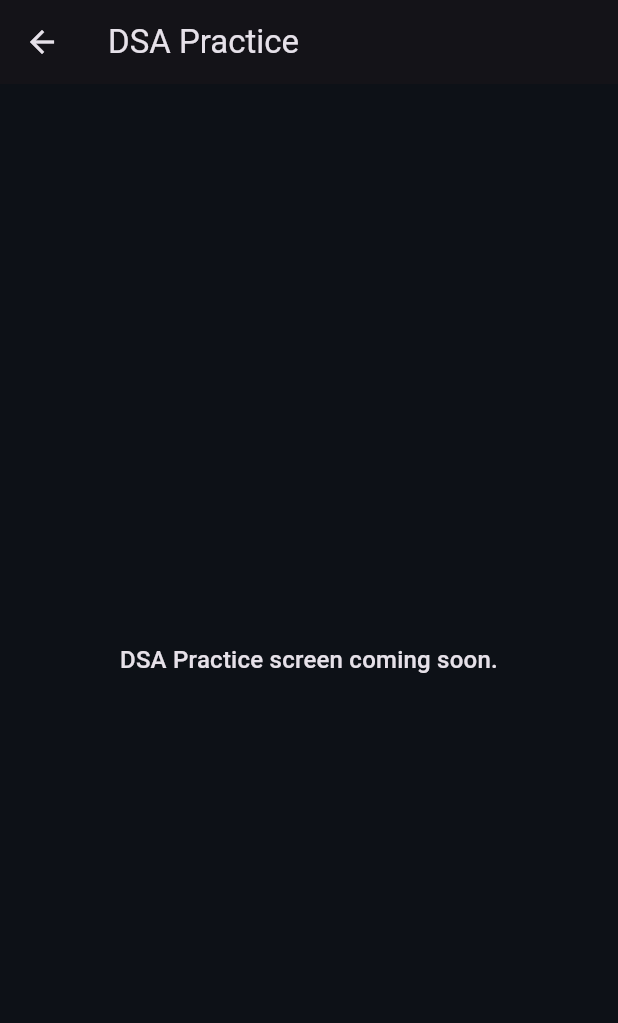
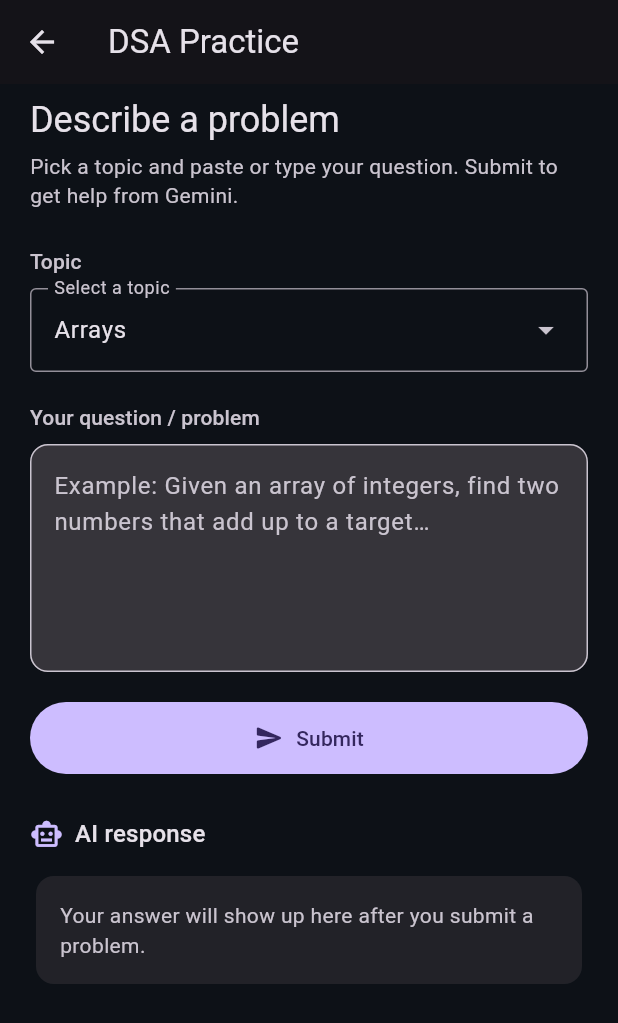
Before and after one commit to sachin-kumar-flutter/ai-interview-prep-app, a Flutter app: the screen it shows after launch, after a tap on "DSA Practice", on a phone screen of 412 x 824 dp. Shown: the top 1023 px of the screen. Run offline on Flutter 3.47's test engine with Material 3 defaults, Android fonts, the phone set to English and light mode, and no system bars.

Commit message:
Added Gemini AI integration

```diff
--- /dev/null
+++ b/lib/models/dsa_topic.dart
@@ -0,0 +1,13 @@
+/// Topics available for DSA practice (shown in the topic picker).
+enum DsaTopic {
+  arrays('Arrays'),
+  strings('Strings'),
+  trees('Trees'),
+  graphs('Graphs'),
+  dynamicProgramming('Dynamic Programming');
+
+  const DsaTopic(this.label);
+
+  /// Human-readable name for UI and mock responses.
+  final String label;
+}
--- /dev/null
+++ b/lib/screens/dsa_practice/dsa_practice_screen.dart
@@ -0,0 +1,167 @@
+import 'package:flutter/material.dart';
+
+import '../../models/dsa_topic.dart';
+import '../../services/ai_service.dart';
+import '../../widgets/ai_response_panel.dart';
+import '../../widgets/dsa_topic_dropdown.dart';
+
+/// DSA practice: pick a topic, describe a problem, get a Gemini reply.
+class DSAPracticeScreen extends StatefulWidget {
+  const DSAPracticeScreen({super.key});
+
+  @override
+  State<DSAPracticeScreen> createState() => _DSAPracticeScreenState();
+}
+
+class _DSAPracticeScreenState extends State<DSAPracticeScreen> {
+  final TextEditingController _questionController = TextEditingController();
+  final AiService _aiService = AiService();
+
+  DsaTopic _topic = DsaTopic.arrays;
+  bool _isLoading = false;
+  String _responseText = '';
+
+  @override
+  void dispose() {
+    _questionController.dispose();
+    super.dispose();
+  }
+
+  Future<void> _submit() async {
+    // Block extra taps while a request is already in flight.
+    if (_isLoading) return;
+
+    // 1. Read the user's question from the text field.
+    final String question = _questionController.text.trim();
+    if (question.isEmpty) {
+      ScaffoldMessenger.of(context).showSnackBar(
+        const SnackBar(content: Text('Please enter your question or problem.')),
+      );
+      return;
+    }
+
+    FocusScope.of(context).unfocus();
+
+    // 2. Show loading spinner and clear any old answer.
+    setState(() {
+      _isLoading = true;
+      _responseText = '';
+    });
+
+    // Build a prompt that tells Gemini the DSA topic and the problem.
+    final String prompt =
+        'DSA topic: ${_topic.label}\n\n'
+        'Problem:\n$question\n\n'
+        'Explain the approach, edge cases, time and space complexity, '
+        'and a clear solution outline.';
+
+    try {
+      // 3. Call Gemini and wait for the answer.
+      final String answer = await _aiService.getAIResponse(prompt);
+
+      if (!mounted) return;
+
+      // 4. Hide spinner and show the AI text below.
+      setState(() {
+        _isLoading = false;
+        _responseText = answer;
+      });
+    } catch (error) {
+      if (!mounted) return;
+
+      setState(() {
+        _isLoading = false;
+      });
+
+      ScaffoldMessenger.of(context).showSnackBar(
+        SnackBar(content: Text(error.toString())),
+      );
+    }
+  }
+
+  @override
+  Widget build(BuildContext context) {
+    final scheme = Theme.of(context).colorScheme;
+
+    return Scaffold(
+      appBar: AppBar(
+        title: const Text('DSA Practice'),
+      ),
+      body: SafeArea(
+        child: SingleChildScrollView(
+          padding: const EdgeInsets.fromLTRB(20, 8, 20, 24),
+          child: Column(
+            crossAxisAlignment: CrossAxisAlignment.stretch,
+            children: [
+              Text(
+                'Describe a problem',
+                style: Theme.of(context).textTheme.headlineSmall,
+              ),
+              const SizedBox(height: 6),
+              Text(
+                'Pick a topic and paste or type your question. Submit to get '
+                'help from Gemini.',
+                style: Theme.of(context).textTheme.bodyMedium?.copyWith(
+                      color: scheme.onSurfaceVariant,
+                      height: 1.35,
+                    ),
+              ),
+              const SizedBox(height: 24),
+              DsaTopicDropdown(
+                selectedTopic: _topic,
+                onTopicChanged: (t) => setState(() => _topic = t),
+              ),
+              const SizedBox(height: 20),
+              Text(
+                'Your question / problem',
+                style: Theme.of(context).textTheme.titleSmall?.copyWith(
+                      color: scheme.onSurfaceVariant,
+                    ),
+              ),
+              const SizedBox(height: 8),
+              TextField(
+                controller: _questionController,
+                minLines: 5,
+                maxLines: 10,
+                textInputAction: TextInputAction.newline,
+                decoration: InputDecoration(
+                  hintText:
+                      'Example: Given an array of integers, find two numbers '
+                      'that add up to a target…',
+                  alignLabelWithHint: true,
+                  filled: true,
+                  border: OutlineInputBorder(
+                    borderRadius: BorderRadius.circular(12),
+                  ),
+                ),
+              ),
+              const SizedBox(height: 20),
+              FilledButton.icon(
+                onPressed: _isLoading ? null : _submit,
+                icon: _isLoading
+                    ? SizedBox(
+                        width: 20,
+                        height: 20,
+                        child: CircularProgressIndicator(
+                          strokeWidth: 2,
+                          color: scheme.onPrimary,
+                        ),
+                      )
+                    : const Icon(Icons.send_rounded, size: 20),
+                label: Text(_isLoading ? 'Please wait…' : 'Submit'),
+                style: FilledButton.styleFrom(
+                  padding: const EdgeInsets.symmetric(vertical: 14),
+                ),
+              ),
+              const SizedBox(height: 28),
+              AiResponsePanel(
+                isLoading: _isLoading,
+                responseText: _responseText,
+              ),
+            ],
+          ),
+        ),
+      ),
+    );
+  }
+}
--- a/lib/screens/home/home_screen.dart
+++ b/lib/screens/home/home_screen.dart
@@ -1,6 +1,7 @@
 import 'package:flutter/material.dart';
 
 import '../../widgets/feature_card.dart';
+import '../dsa_practice/dsa_practice_screen.dart';
 
 class HomeScreen extends StatelessWidget {
   const HomeScreen({super.key});
@@ -95,9 +96,19 @@
   }
 
   void _onFeatureTap(BuildContext context, String featureName) {
+    if (featureName == 'DSA Practice') {
+      Navigator.push(
+        context,
+        MaterialPageRoute<void>(
+          builder: (_) => const DSAPracticeScreen(),
+        ),
+      );
+      return;
+    }
+
     Navigator.push(
       context,
-      MaterialPageRoute(
+      MaterialPageRoute<void>(
         builder: (_) => PlaceholderScreen(title: featureName),
       ),
     );
--- a/lib/services/ai_service.dart
+++ b/lib/services/ai_service.dart
@@ -0,0 +1,111 @@
+import 'dart:convert';
+
+import 'package:http/http.dart' as http;
+
+/// Calls Google's Gemini API and returns the model's text reply.
+class AiService {
+  // ---------------------------------------------------------------------------
+  // WHERE TO PASTE YOUR API KEY
+  // ---------------------------------------------------------------------------
+  // 1. Get a free key: https://aistudio.google.com/apikey
+  // 2. Replace the text below (between the quotes) with your real key.
+  //    Example: static const String _apiKey = 'AIzaSy...your_key...';
+  // 3. Do not commit this file to a public repo with a real key inside.
+  // ---------------------------------------------------------------------------
+  static const String _apiKey = 'AIzaSyDjfo9Pa2oTaTZI1urswVOWDPZyg5MsEBk';
+
+  /// Gemini model used for generateContent. You can switch to e.g.
+  /// `gemini-1.5-flash` if your key does not support this model yet.
+  static const String _model = 'gemini-2.0-flash';
+
+  static final Uri _endpoint = Uri.parse(
+    'https://generativelanguage.googleapis.com/v1beta/models/$_model:generateContent',
+  );
+
+  /// Sends [prompt] to Gemini and returns the assistant's text answer.
+  Future<String> getAIResponse(String prompt) async {
+    if (prompt.trim().isEmpty) {
+      throw Exception('Prompt cannot be empty.');
+    }
+
+    if (_apiKey.isEmpty || _apiKey == 'PASTE_YOUR_GEMINI_API_KEY_HERE') {
+      throw Exception(
+        'Set your Gemini API key in lib/services/ai_service.dart '
+        '(the _apiKey constant near the top of the file).',
+      );
+    }
+
+    final Map<String, dynamic> body = {
+      'contents': [
+        {
+          'parts': [
+            {'text': prompt},
+          ],
+        },
+      ],
+    };
+
+    try {
+      final http.Response response = await http
+          .post(
+            _endpoint,
+            headers: {
+              'Content-Type': 'application/json',
+              'x-goog-api-key': _apiKey,
+            },
+            body: jsonEncode(body),
+          )
+          .timeout(const Duration(seconds: 60));
+
+      if (response.statusCode != 200) {
+        throw Exception(_messageFromErrorResponse(response));
+      }
+
+      final Map<String, dynamic> data =
+          jsonDecode(response.body) as Map<String, dynamic>;
+
+      final String? text = _extractText(data);
+      if (text == null || text.isEmpty) {
+        throw Exception('Gemini returned an empty response. Try again.');
+      }
+
+      return text;
+    } on Exception {
+      rethrow;
+    } catch (error) {
+      throw Exception('Could not reach Gemini: $error');
+    }
+  }
+
+  /// Reads the first text part from a successful Gemini JSON body.
+  String? _extractText(Map<String, dynamic> data) {
+    final List<dynamic>? candidates = data['candidates'] as List<dynamic>?;
+    if (candidates == null || candidates.isEmpty) return null;
+
+    final Map<String, dynamic>? content =
+        candidates.first['content'] as Map<String, dynamic>?;
+    if (content == null) return null;
+
+    final List<dynamic>? parts = content['parts'] as List<dynamic>?;
+    if (parts == null || parts.isEmpty) return null;
+
+    return parts.first['text'] as String?;
+  }
+
+  /// Builds a short, readable error from a non-200 API response.
+  String _messageFromErrorResponse(http.Response response) {
+    try {
+      final Map<String, dynamic> data =
+          jsonDecode(response.body) as Map<String, dynamic>;
+      final Map<String, dynamic>? error =
+          data['error'] as Map<String, dynamic>?;
+      final String? message = error?['message'] as String?;
+      if (message != null && message.isNotEmpty) {
+        return 'Gemini error (${response.statusCode}): $message';
+      }
+    } catch (_) {
+      // Fall through to generic message.
+    }
+    return 'Gemini request failed (${response.statusCode}): ${response.body}';
+  }
+}
--- /dev/null
+++ b/lib/widgets/ai_response_panel.dart
@@ -0,0 +1,92 @@
+import 'package:flutter/material.dart';
+
+/// Shows loading state or the AI reply text in a card-style panel.
+class AiResponsePanel extends StatelessWidget {
+  const AiResponsePanel({
+    super.key,
+    required this.isLoading,
+    required this.responseText,
+  });
+
+  final bool isLoading;
+  final String responseText;
+
+  @override
+  Widget build(BuildContext context) {
+    final scheme = Theme.of(context).colorScheme;
+
+    return Column(
+      crossAxisAlignment: CrossAxisAlignment.start,
+      children: [
+        Row(
+          children: [
+            Icon(Icons.smart_toy_outlined, size: 22, color: scheme.primary),
+            const SizedBox(width: 8),
+            Text(
+              'AI response',
+              style: Theme.of(context).textTheme.titleMedium,
+            ),
+          ],
+        ),
+        const SizedBox(height: 12),
+        Card(
+          elevation: 0,
+          color: scheme.surfaceContainerHighest.withValues(alpha: 0.5),
+          child: Padding(
+            padding: const EdgeInsets.all(16),
+            child: AnimatedSwitcher(
+              duration: const Duration(milliseconds: 200),
+              child: isLoading
+                  ? Center(
+                      key: const ValueKey('loading'),
+                      child: Padding(
+                        padding: const EdgeInsets.symmetric(vertical: 24),
+                        child: Column(
+                          mainAxisSize: MainAxisSize.min,
+                          children: [
+                            SizedBox(
+                              width: 28,
+                              height: 28,
+                              child: CircularProgressIndicator(
+                                strokeWidth: 2.5,
+                                color: scheme.primary,
+                              ),
+                            ),
+                            const SizedBox(height: 12),
+                            Text(
+                              'Thinking about your problem…',
+                              style: Theme.of(context).textTheme.bodyMedium?.copyWith(
+                                    color: scheme.onSurfaceVariant,
+                                  ),
+                            ),
+                          ],
+                        ),
+                      ),
+                    )
+                  : responseText.isEmpty
+                      ? Align(
+                          key: const ValueKey('empty'),
+                          alignment: Alignment.centerLeft,
+                          child: Text(
+                            'Your answer will show up here after you submit a '
+                            'problem.',
+                            style: Theme.of(context).textTheme.bodyMedium?.copyWith(
+                                  color: scheme.onSurfaceVariant,
+                                  height: 1.4,
+                                ),
+                          ),
+                        )
+                      : SelectableText(
+                          key: const ValueKey('text'),
+                          responseText,
+                          style: Theme.of(context).textTheme.bodyLarge?.copyWith(
+                                height: 1.45,
+                              ),
+                        ),
+            ),
+          ),
+        ),
+      ],
+    );
+  }
+}
--- /dev/null
+++ b/lib/widgets/dsa_topic_dropdown.dart
@@ -0,0 +1,47 @@
+import 'package:flutter/material.dart';
+
+import '../models/dsa_topic.dart';
+
+/// Material 3 topic picker for DSA categories.
+class DsaTopicDropdown extends StatelessWidget {
+  const DsaTopicDropdown({
+    super.key,
+    required this.selectedTopic,
+    required this.onTopicChanged,
+  });
+
+  final DsaTopic selectedTopic;
+  final ValueChanged<DsaTopic> onTopicChanged;
+
+  @override
+  Widget build(BuildContext context) {
+    return Column(
+      crossAxisAlignment: CrossAxisAlignment.start,
+      children: [
+        Text(
+          'Topic',
+          style: Theme.of(context).textTheme.titleSmall?.copyWith(
+                color: Theme.of(context).colorScheme.onSurfaceVariant,
+              ),
+        ),
+        const SizedBox(height: 8),
+        DropdownMenu<DsaTopic>(
+          width: double.infinity,
+          initialSelection: selectedTopic,
+          label: const Text('Select a topic'),
+          onSelected: (topic) {
+            if (topic != null) onTopicChanged(topic);
+          },
+          dropdownMenuEntries: DsaTopic.values
+              .map(
+                (t) => DropdownMenuEntry<DsaTopic>(
+                  value: t,
+                  label: t.label,
+                ),
+              )
+              .toList(),
+        ),
+      ],
+    );
+  }
+}
--- a/pubspec.yaml
+++ b/pubspec.yaml
@@ -34,6 +34,7 @@
   # The following adds the Cupertino Icons font to your application.
   # Use with the CupertinoIcons class for iOS style icons.
   cupertino_icons: ^1.0.8
+  http: ^1.6.0
 
 dev_dependencies:
   flutter_test:
```
Also changed, not shown: pubspec.lock.
